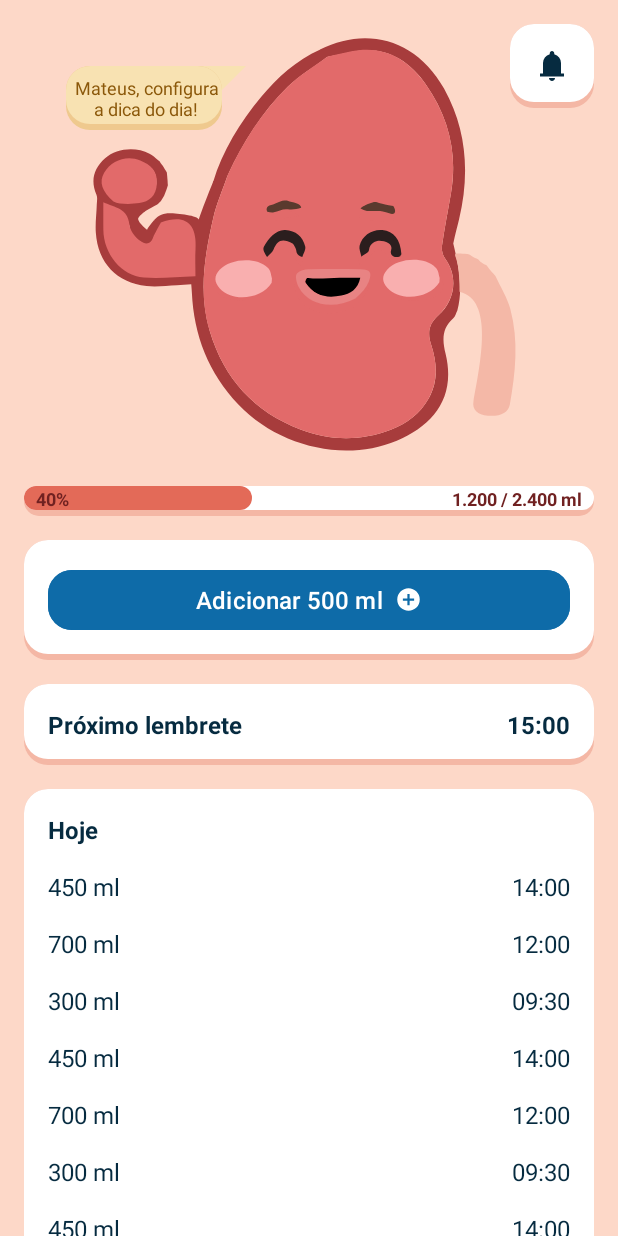
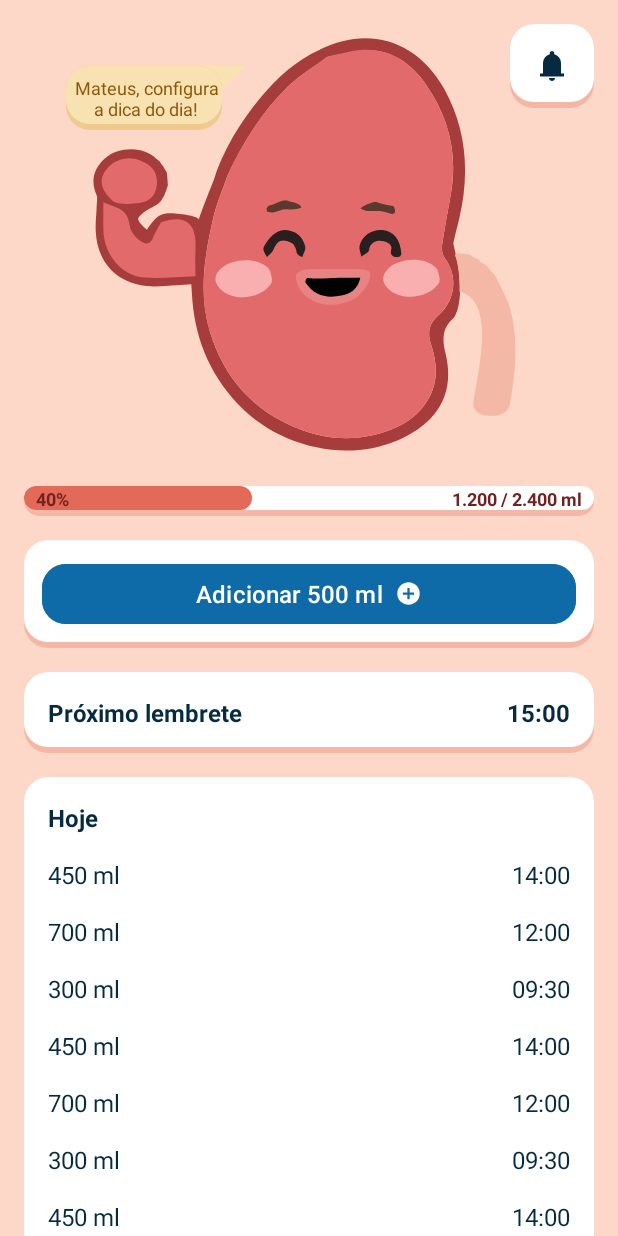
Before and after one commit to MateusPitura/app-android-kidney, an Android app: the screen it shows after launch (MainActivity), on a phone screen of 412 x 824 dp. Run offline under Robolectric (Android 15) with nearby library versions, the phone set to English and light mode, and no system bars.

Commit message:
test commit

```diff
--- a/app/src/main/res/layout/activity_main.xml
+++ b/app/src/main/res/layout/activity_main.xml
@@ -140,7 +140,7 @@
             android:layout_marginVertical="8dp"
             android:background="@drawable/solid_shadow"
             android:orientation="horizontal"
-            android:padding="16dp">
+            android:padding="12dp">
 
             <com.google.android.material.button.MaterialButton
                 android:id="@+id/add_water"
```
